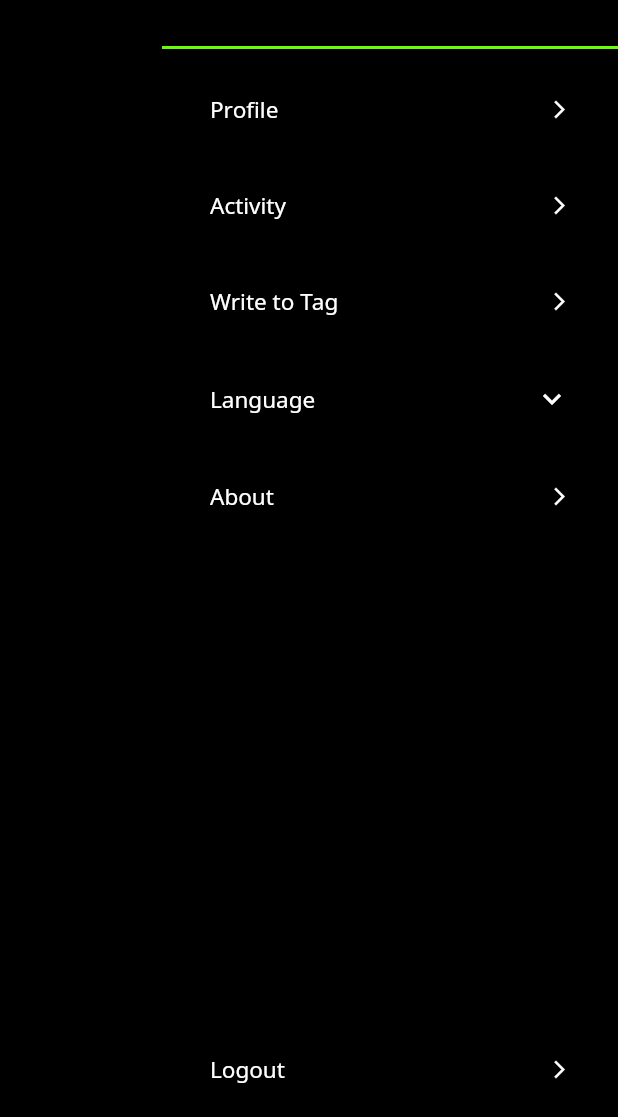
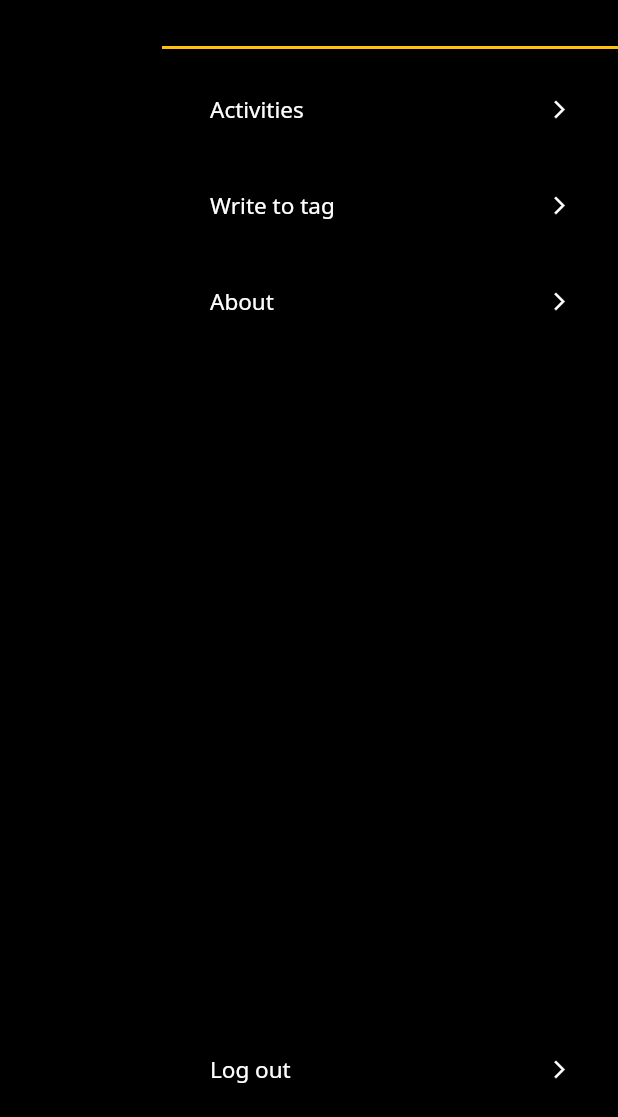
Before and after one commit to robokroko/bestrun, a Flutter app: the MyActivityScreen screen opened by its route, with the side drawer open, on a phone screen of 412 x 824 dp, the part 119-1236 px from its top. Run offline on Flutter 3.47's test engine with Material 2 defaults, Android fonts, the phone set to English and light mode, and no system bars; drawn by our look-alikes of firebase_database; our stand-ins replace easy_localization, firebase_auth, firebase_core, google_maps_flutter, location, stop_watch_timer; missing offline and left inert: nfc_manager; accounts and stored records are empty.

Commit message:
design, felületi javítások

```diff
--- a/lib/components/BR_loading_modal.dart
+++ b/lib/components/BR_loading_modal.dart
@@ -7,7 +7,7 @@ class BRLoadingDialog {
   /// Use BRLoadingDialog.hide() to dismiss it.
   static void show({required BuildContext context, required String title}) {
     if (!BRLoadingDialog.isShown) {
-      final Color loadingCircleColor = Theme.of(context).colorScheme.secondary;
+      final Color loadingCircleColor = Colors.amber;
       const Color barrierColor = Colors.black54;
       const Color headerBackgroundColor = Color(0xFFE7EDF4);
       const Color dividerColor = Color(0xFFF4F7FA);
@@ -51,7 +51,7 @@ class BRLoadingDialog {
                                     .textTheme
                                     .headline6!
                                     .fontSize,
-                                color: Theme.of(context).colorScheme.secondary,
+                                color: Colors.amber,
                               ),
                             ),
                           ),
--- a/lib/components/br_popup_dialogs.dart
+++ b/lib/components/br_popup_dialogs.dart
@@ -257,7 +257,7 @@ class BRPopUpDialogs {
                       child: Center(
                         child: BRButton(
                           child: Text(
-                            'button.ok'.tr().toUpperCase(),
+                            'OK'.tr().toUpperCase(),
                             style: const TextStyle(
                                 fontWeight: FontWeight.bold, fontSize: 17.0),
                           ),
@@ -297,7 +297,7 @@ class BRPopUpDialogs {
         BRButton.cancelButton(context: context),
         BRButton(
           child: Text(
-            'button.ok'.tr().toUpperCase(),
+            'OK'.tr().toUpperCase(),
             style: const TextStyle(fontWeight: FontWeight.bold, fontSize: 17.0),
           ),
           onPressed: () => Navigator.pop(context, true),
--- a/lib/components/menu.dart
+++ b/lib/components/menu.dart
@@ -11,17 +11,11 @@ class Menu extends StatefulWidget {
   final TextStyle menuHeaderUnderTextStyle = globals.menuHeaderUnderTextStyle;
   final TextStyle menuTextStyle = globals.menuTextStyle;
 
-  final String listTitle1 = 'menu.profile'.tr();
-  final String listTitle2 = 'menu.activity'.tr();
-  final String listTitle3 = 'menu.tagwrite'.tr();
-  final String listTitle5 = 'menu.about'.tr();
-  final String listTitle6 = 'menu.logout'.tr();
-  final String languageListTitle = 'menu.language'.tr();
   final String imagePathMember = 'assets/images/person.png';
   final Color languageTrailingIconColor = Colors.white;
   final Color defaultTextColor = Colors.white;
-  final Color selectedLangBackgroundColor = globals.bestRunGreen;
-  final Color splashColor = globals.bestRunGreen;
+  final Color selectedLangBackgroundColor = Colors.amber;
+  final Color splashColor = Colors.amber;
   final User? user = Authentication().currentUser;
 
   @override
@@ -45,8 +39,7 @@ class _MenuState extends State<Menu> {
                     height: 80.0,
                     decoration: BoxDecoration(
                       border: Border(
-                        bottom:
-                            BorderSide(color: globals.bestRunGreen, width: 2.0),
+                        bottom: BorderSide(color: Colors.amber, width: 2.0),
                       ),
                     ),
                     child: Row(
@@ -93,7 +86,7 @@ class _MenuState extends State<Menu> {
                 title: Material(
                   color: Colors.transparent,
                   child: InkWell(
-                    splashColor: globals.bestRunGreen,
+                    splashColor: Colors.amber,
                     child: Padding(
                       padding: EdgeInsets.symmetric(horizontal: 0.0),
                       child: Theme(
@@ -105,41 +98,7 @@ class _MenuState extends State<Menu> {
                           title: Row(
                             children: [
                               Text(
-                                this.widget.listTitle1,
-                                style: this.widget.menuTextStyle,
-                              ),
-                              Spacer(),
-                              Icon(
-                                Icons.arrow_forward_ios,
-                                color: Colors.white,
-                                size: 14.0,
-                              ),
-                            ],
-                          ),
-                        ),
-                      ),
-                    ),
-                    onTap: this.goToProfileScreen,
-                  ),
-                ),
-              ),
-              ListTile(
-                title: Material(
-                  color: Colors.transparent,
-                  child: InkWell(
-                    splashColor: globals.bestRunGreen,
-                    child: Padding(
-                      padding: EdgeInsets.symmetric(horizontal: 0.0),
-                      child: Theme(
-                        data: Theme.of(context).copyWith(
-                          unselectedWidgetColor:
-                              this.widget.languageTrailingIconColor,
-                        ),
-                        child: ListTile(
-                          title: Row(
-                            children: [
-                              Text(
-                                this.widget.listTitle2,
+                                'Activities',
                                 style: this.widget.menuTextStyle,
                               ),
                               Spacer(),
@@ -161,7 +120,7 @@ class _MenuState extends State<Menu> {
                 title: Material(
                   color: Colors.transparent,
                   child: InkWell(
-                    splashColor: globals.bestRunGreen,
+                    splashColor: Colors.amber,
                     child: Padding(
                       padding: EdgeInsets.symmetric(horizontal: 0.0),
                       child: Theme(
@@ -173,7 +132,7 @@ class _MenuState extends State<Menu> {
                           title: Row(
                             children: [
                               Text(
-                                this.widget.listTitle3,
+                                'Write to tag',
                                 style: this.widget.menuTextStyle,
                               ),
                               Spacer(),
@@ -191,32 +150,11 @@ class _MenuState extends State<Menu> {
                   ),
                 ),
               ),
-              Container(
-                child: ListTile(
-                  title: Padding(
-                    padding: EdgeInsets.symmetric(horizontal: 0.0),
-                    child: Theme(
-                      data: Theme.of(context).copyWith(
-                        unselectedWidgetColor:
-                            this.widget.languageTrailingIconColor,
-                      ),
-                      child: ExpansionTile(
-                        expandedCrossAxisAlignment: CrossAxisAlignment.center,
-                        title: Text(
-                          this.widget.languageListTitle,
-                          style: this.widget.menuTextStyle,
-                        ),
-                        children: _getSupportedLocales(context),
-                      ),
-                    ),
-                  ),
-                ),
-              ),
               ListTile(
                 title: Material(
                   color: Colors.transparent,
                   child: InkWell(
-                    splashColor: globals.bestRunGreen,
+                    splashColor: Colors.amber,
                     child: Padding(
                       padding: EdgeInsets.symmetric(horizontal: 0.0),
                       child: Theme(
@@ -228,7 +166,7 @@ class _MenuState extends State<Menu> {
                           title: Row(
                             children: [
                               Text(
-                                this.widget.listTitle5,
+                                'About',
                                 style: this.widget.menuTextStyle,
                               ),
                               Spacer(),
@@ -251,7 +189,7 @@ class _MenuState extends State<Menu> {
                 title: Material(
                   color: Colors.transparent,
                   child: InkWell(
-                    splashColor: globals.bestRunGreen,
+                    splashColor: Colors.amber,
                     child: Padding(
                       padding: EdgeInsets.symmetric(horizontal: 0.0),
                       child: Theme(
@@ -263,7 +201,7 @@ class _MenuState extends State<Menu> {
                           title: Row(
                             children: [
                               Text(
-                                this.widget.listTitle6,
+                                'Log out',
                                 style: this.widget.menuTextStyle,
                               ),
                               Spacer(),
@@ -335,8 +273,4 @@ class _MenuState extends State<Menu> {
   void goToTagWriteScreen() {
     Navigator.pushNamed(context, '/tagwrite');
   }
-
-  void goToProfileScreen() {
-    Navigator.pushNamed(context, '/profile');
-  }
 }
```
Also changed, not shown: lib/components/br_button.dart (+10 -10 lines), lib/screens/activity_screen.dart (+23 -28 lines), lib/screens/login_screen.dart (+17 -11 lines), lib/screens/tagwrite_screen.dart (+10 -6 lines).
